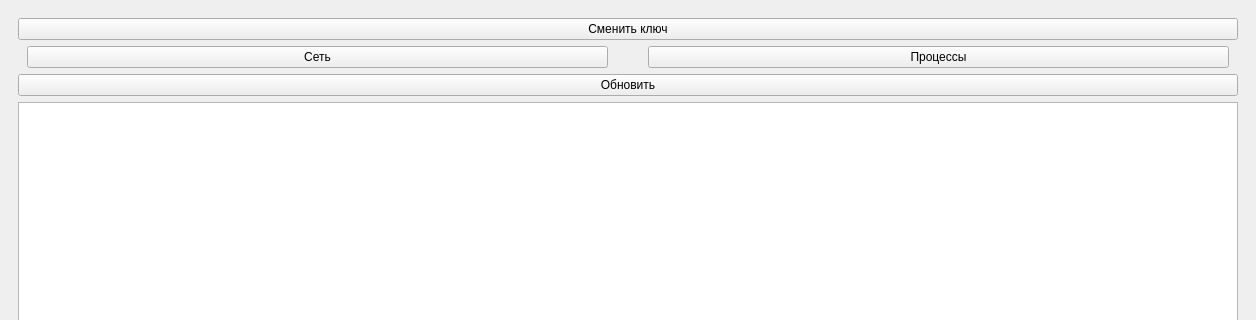
This is mainwindow.ui in Dyehalla/TaskManager as Qt 5 draws it before an edit; both pictures show x 0 to 1256 and y 0 to 320 of the 1256 by 834 pixel window. The edited form follows.
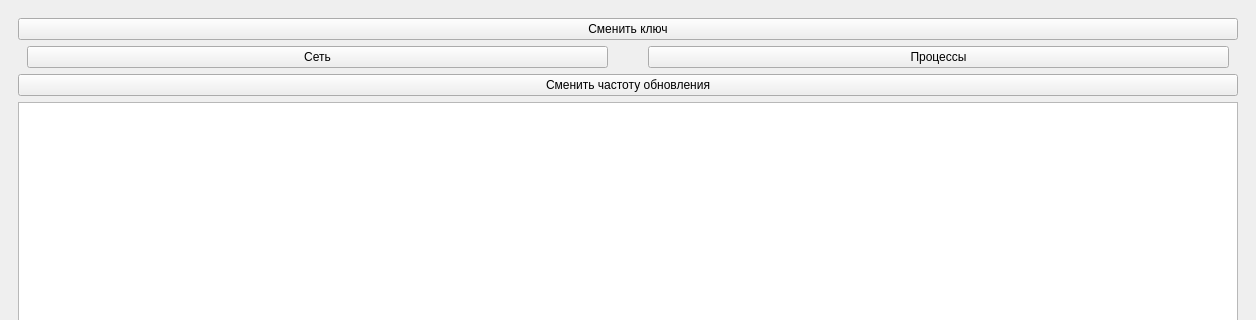
This is the edited form.

```diff
--- a/mainwindow.ui
+++ b/mainwindow.ui
@@ -75,7 +75,7 @@
        <item>
         <widget class="QPushButton" name="UpdateButton">
          <property name="text">
-          <string>Обновить</string>
+          <string>Сменить частоту обновления</string>
          </property>
         </widget>
        </item>
```
Left out of the diff: 2 changed lines with no effect on the pictures.
